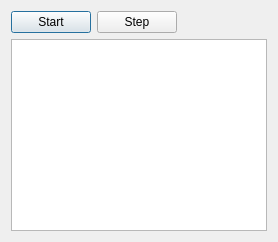
Qt form src/views/SourcesView.ui (DerSauron/66502emu) before a commit.
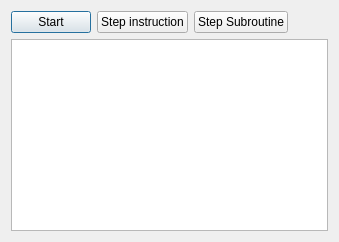
The same form after that commit. Icons and pictures are not drawn. Custom widgets are drawn as their Qt base class.

The edit to the form file:
```diff
--- a/src/views/SourcesView.ui
+++ b/src/views/SourcesView.ui
@@ -19,7 +19,7 @@
      <item>
       <widget class="QPushButton" name="stepButton">
        <property name="text">
-        <string>Step</string>
+        <string>Step instruction</string>
        </property>
        <property name="icon">
         <iconset resource="../icons.qrc">
@@ -27,6 +27,17 @@
        </property>
       </widget>
      </item>
+     <item>
+      <widget class="QPushButton" name="stepSubroutineButton">
+       <property name="text">
+        <string>Step Subroutine</string>
+       </property>
+       <property name="icon">
+        <iconset resource="../icons.qrc">
+         <normaloff>:/icons/step-subroutine.png</normaloff>:/icons/step-subroutine.png</iconset>
+       </property>
+      </widget>
+     </item>
      <item>
       <spacer name="horizontalSpacer">
        <property name="orientation">
```
Left out of the diff: 2 changed lines with no effect on the pictures.
